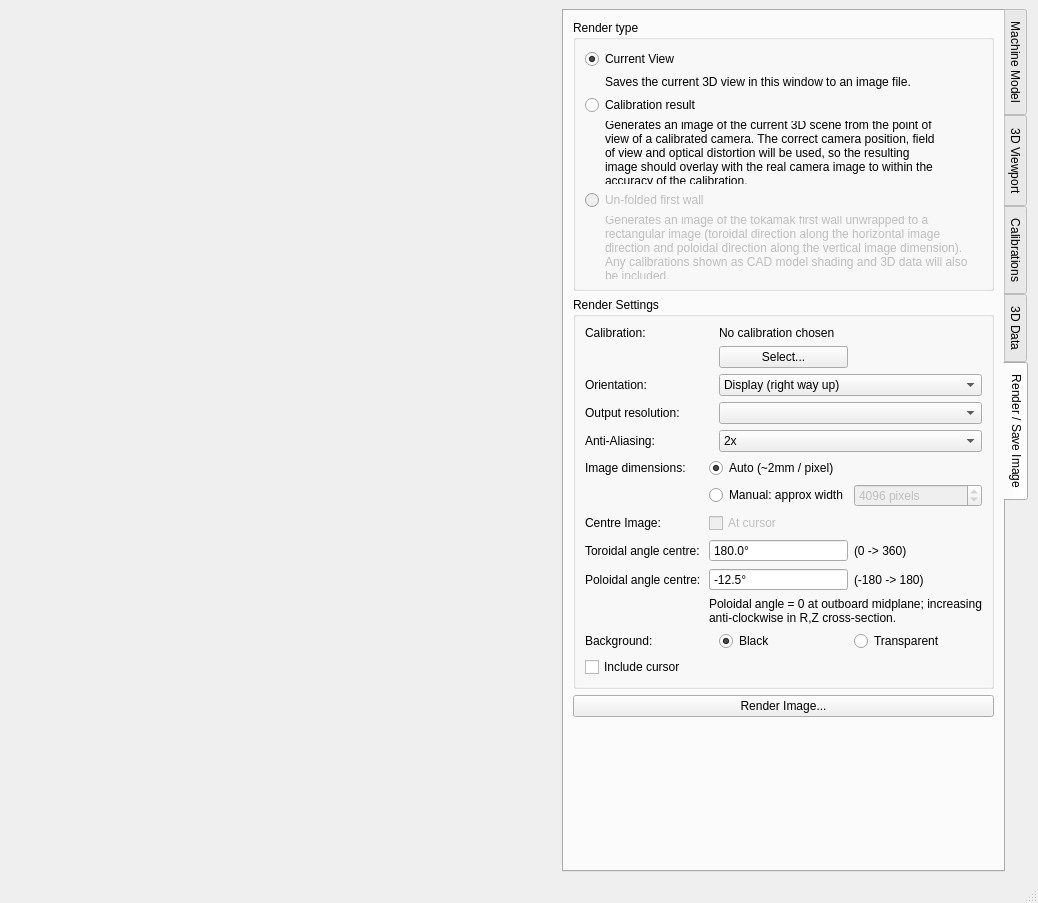
Old version of the form calcam/gui/qt_designer_files/viewer.ui in the repository euratom-software/calcam.
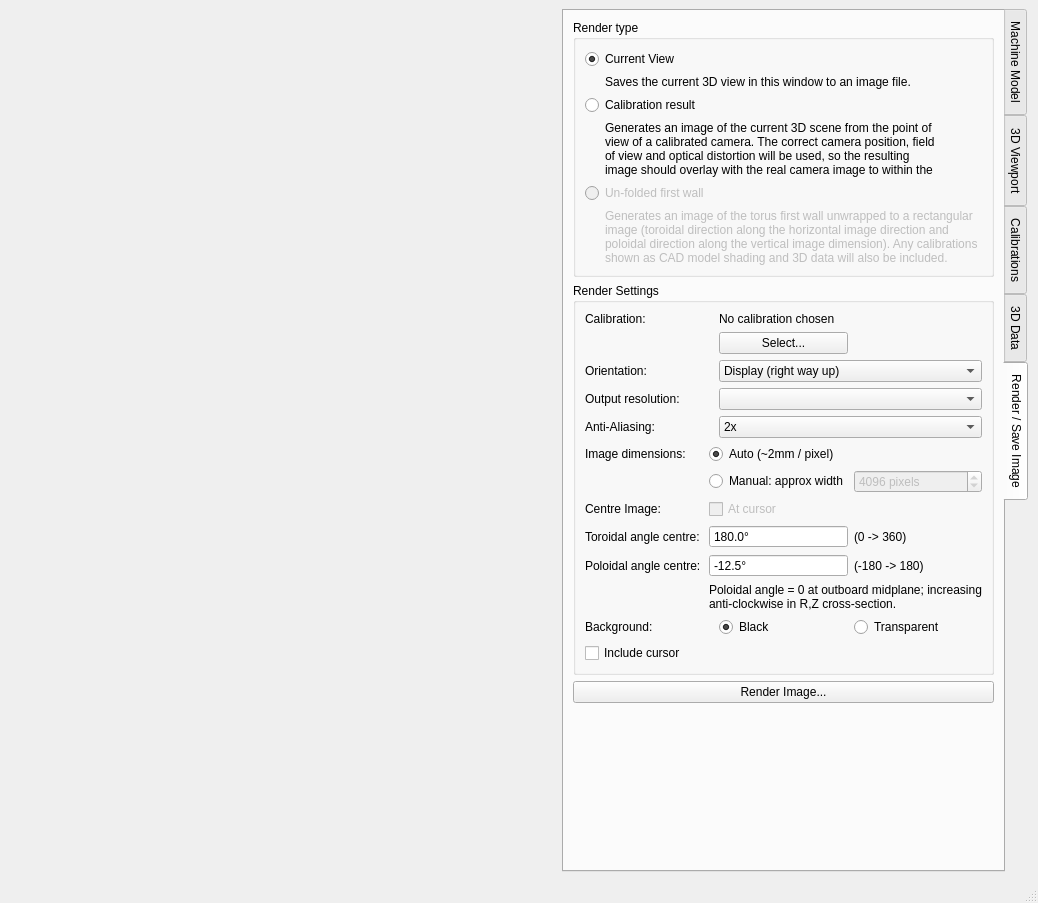
New version of the form. The open tabs and pages were chosen to show the change.

Commit message: Update docs; fix GUI typos; improve handling od paths under Windows. Increment version to 2.11.0, hopefully this will be the release version.

The edit to the form file:
```diff
--- a/calcam/gui/qt_designer_files/viewer.ui
+++ b/calcam/gui/qt_designer_files/viewer.ui
@@ -1575,7 +1575,7 @@
               </sizepolicy>
              </property>
              <property name="text">
-              <string>Generates an image of the tokamak first wall unwrapped to a rectangular image (toroidal direction along the horizontal image direction and poloidal direction along the vertical image dimension). Any calibrations shown as CAD model shading and 3D data will also be included.</string>
+              <string>Generates an image of the torus first wall unwrapped to a rectangular image (toroidal direction along the horizontal image direction and poloidal direction along the vertical image dimension). Any calibrations shown as CAD model shading and 3D data will also be included.</string>
              </property>
              <property name="wordWrap">
               <bool>true</bool>
```
Left out of the diff: 57 changed lines with no effect on the pictures. The commit also changes 55 other files.
